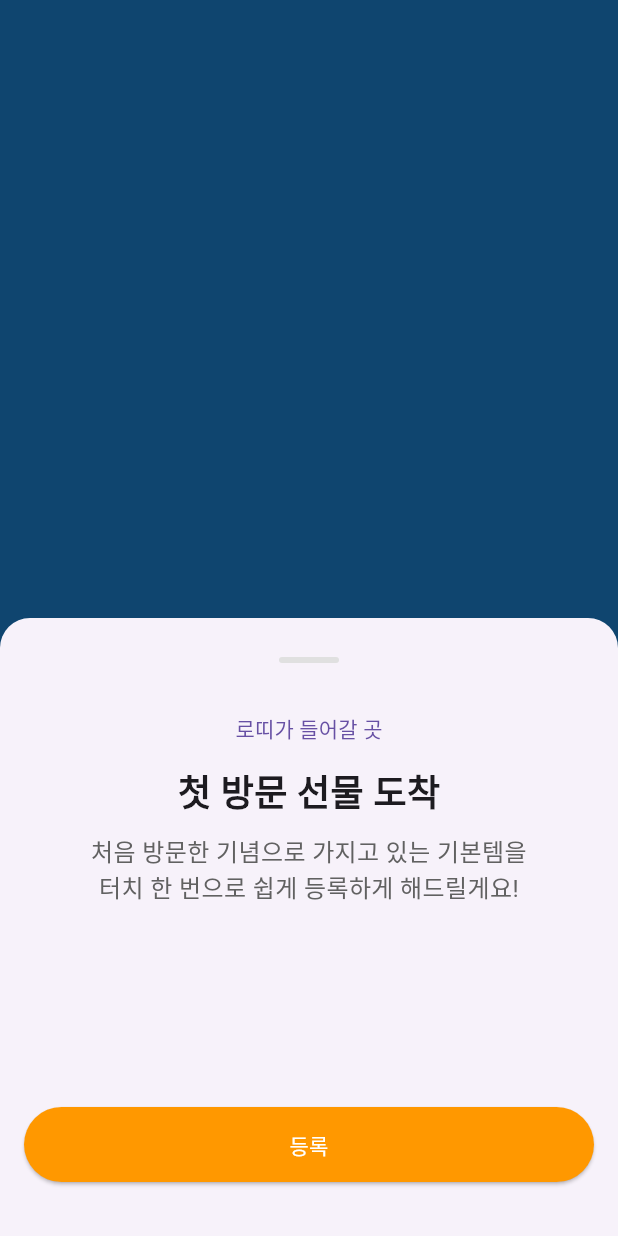
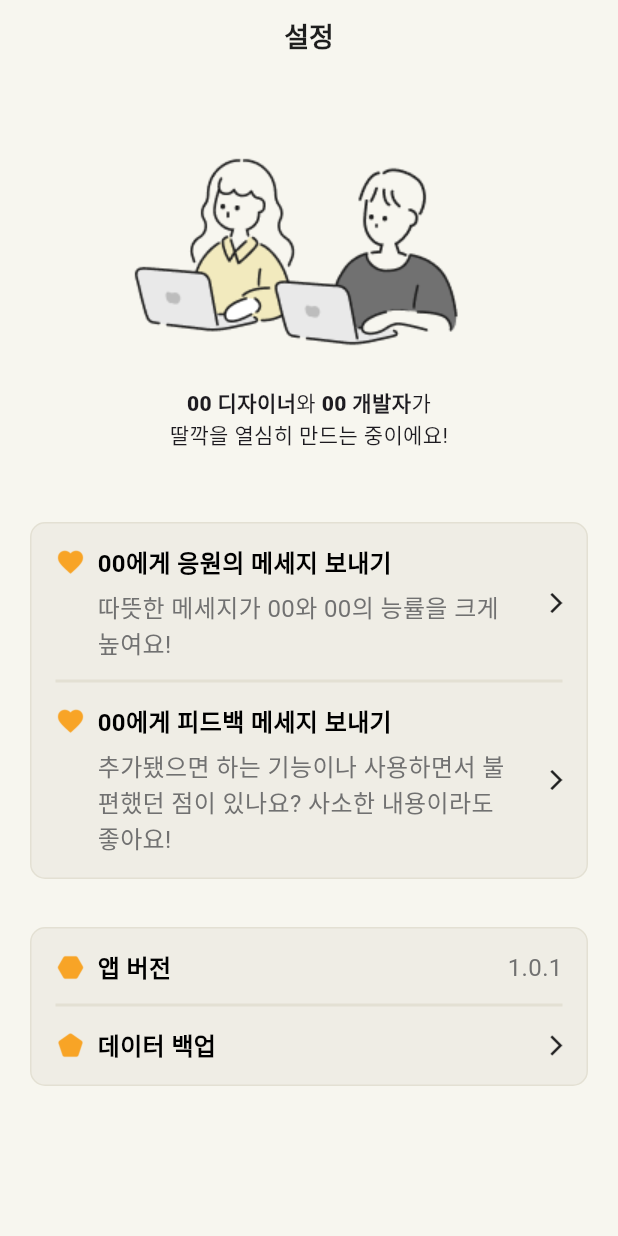
Before and after one commit to REFACTOR-GUNWOO/ttal_kkak, a Flutter app: the screen it shows after launch, on a phone screen of 412 x 824 dp. Run offline on Flutter 3.47's test engine with Material 3 defaults, Android fonts, the phone set to English and light mode, and no system bars; our stand-ins replace flutter_colorpicker, shared_preferences; Roboto replaces fonts that are missing (Pretendard).

Commit message:
FEAT : - 세팅 페이지 개발 - 프리텐다드 폰트 추가 - 이미지 파일 추가, 아이콘 이미지 일부 추가

```diff
--- a/lib/main.dart
+++ b/lib/main.dart
@@ -1,8 +1,12 @@
 import 'package:flutter/material.dart';
+import 'package:flutter/rendering.dart';
 import 'package:ttal_kkak/add_clothes_page.dart';
+import 'package:ttal_kkak/setting_page.dart';
 import 'package:ttal_kkak/splash_page.dart';
+import 'package:ttal_kkak/setting_page.dart';
 
 void main() {
+  debugPaintSizeEnabled=true;
   runApp(MyApp());
 }
 
@@ -10,11 +14,13 @@ class MyApp extends StatelessWidget {
   @override
   Widget build(BuildContext context) {
     return MaterialApp(
+      debugShowCheckedModeBanner: true,
       title: 'Flutter Splash Screen',
       theme: ThemeData(
+        fontFamily: 'Pretendard',
         primarySwatch: Colors.blue,
       ),
-      home: SplashPage(),
+      home: SettingPage(),
       routes: {
         '/addClothes': (context) => AddClothesPage(),
       },
--- a/lib/main_layout.dart
+++ b/lib/main_layout.dart
@@ -1,5 +1,6 @@
 import 'package:flutter/material.dart';
 import 'package:ttal_kkak/main_page.dart';
+import 'package:ttal_kkak/setting_page.dart';
 
 class MainLayout extends StatefulWidget {
   @override
@@ -20,7 +21,11 @@ class _MainLayoutState extends State<MainLayout> {
     return Scaffold(
       body: IndexedStack(
         index: _selectedIndex,
-        children: [MainPage(), MainPage(), MainPage(), MainPage()],
+        children: [
+          MainPage(),// 내 옷장 페이지
+          MainPage(),// 통계 페이지
+          MainPage(),// 코디 페이지
+          SettingPage()],// 설정 페이지
       ),
       bottomNavigationBar: BottomNavigationBar(
         backgroundColor: Colors.black,
--- a/lib/onboarding_page.dart
+++ b/lib/onboarding_page.dart
@@ -1,7 +1,6 @@
 import 'package:flutter/material.dart';
-import 'package:ttal_kkak/clothes.dart';
-import 'package:ttal_kkak/clothes_grid.dart';
 import 'package:ttal_kkak/onboarding_add_clothes_page.dart';
+
 
 class OnboardingPage extends StatefulWidget {
   @override
@@ -38,11 +37,12 @@ class _OnboardingPageState extends State<OnboardingPage> {
   }
 }
 
+//바텀시트 UI
 class BottomSheetContent extends StatelessWidget {
   @override
   Widget build(BuildContext context) {
-    return Container(
-      padding: EdgeInsets.all(16.0),
+    return
+        Container(
           height: MediaQuery.of(context).size.height * 0.5, // 화면의 50% 높이를 사용
           child: Column(
             crossAxisAlignment: CrossAxisAlignment.center,
--- /dev/null
+++ b/lib/setting_page.dart
@@ -0,0 +1,356 @@
+import 'package:flutter/material.dart';
+
+class SettingPage extends StatelessWidget {
+  //원본위젯
+  @override
+  Widget build(BuildContext context) {
+    return Scaffold(
+      backgroundColor: Color(0xFFF7F6EF),
+      appBar: AppBar(
+        //앱바
+        backgroundColor: Color(0xFFF7F6EF),
+        title: Text(
+          '설정',
+          style: TextStyle(
+            fontFamily: 'Pretendard',
+            fontWeight: FontWeight.bold,
+            fontSize: 18,
+            color: Color(0xff1e1e1e),
+          ),
+        ),
+        centerTitle: true,
+        elevation: 0,
+        toolbarHeight: 48,
+      ),
+      body: SingleChildScrollView(
+        child: Padding(
+          //바디
+          padding: const EdgeInsets.symmetric(horizontal: 20.0, vertical: 40.0),
+          child: Column(
+            children: [
+              PageGuidanceIllust(), // 페이지 가이드 일러스트 영역
+              SizedBox(height: 40),
+              CommunicationList(), // 커뮤니케이션 리스트 영역
+              SizedBox(height: 16),
+              SettingList(), // 설정 리스트 영역
+            ],
+          ),
+        ),
+      ),
+    );
+  }
+}
+
+class PageGuidanceIllust extends StatelessWidget {
+  @override
+  Widget build(BuildContext context) {
+    return Column(
+      children: [
+        Container(
+            //일러스트박스
+            width: 310,
+            height: 170,
+            decoration: const BoxDecoration(
+                image: DecorationImage(
+              image: AssetImage(
+                  'assets/images/setting_illust_makers.png'), // 이미지 경로
+              fit: BoxFit.cover, // 이미지 크기에 맞게 조정
+            ))),
+        Text.rich(
+          //텍스트뭉치
+          TextSpan(
+            // text: '00 디자이너와 ',
+            // style: TextStyle(fontFamily: 'Pretendard', fontSize: 16),
+            children: <TextSpan>[
+              TextSpan(
+                text: '00 디자이너',
+                style: TextStyle(fontWeight: FontWeight.w800),
+              ),
+              TextSpan(text: '와 '),
+              TextSpan(
+                text: '00 개발자',
+                style: TextStyle(fontWeight: FontWeight.w800),
+              ),
+              TextSpan(text: '가 \n딸깍을 열심히 만드는 중이에요!'),
+            ],
+          ),
+          textAlign: TextAlign.center,
+        ),
+      ],
+    );
+  }
+}
+
+class CommunicationList extends StatelessWidget {
+  //앱리뷰,유저피드백
+  @override
+  Widget build(BuildContext context) {
+    return Container(
+      margin: EdgeInsets.symmetric(vertical: 8.0),
+      decoration: BoxDecoration(
+        color: Color(0xffEFEDE5), // 배경색 설정
+        border: Border.all(
+          color: Color(0xffE3E0D3), // 아웃라인 색상 설정
+          width: 1, // 아웃라인 두께 설정
+        ),
+        borderRadius: BorderRadius.circular(10), // 테두리 모서리를 둥글게 설정 (선택 사항)
+      ),
+      child: Column(
+        // 리스트 전체
+        children: [
+          Container(
+            //첫번째 리스트
+            margin: EdgeInsets.fromLTRB(16, 14, 16, 14),
+            child: Column(//텍스트뭉치
+                children: [
+              Row(
+                children: [
+                  Expanded(
+                    child: Column(
+                        //리스트#1
+                        crossAxisAlignment: CrossAxisAlignment.start,
+                        children: [
+                          Row(
+                            //타이틀
+                            children: [
+                              Image.asset(
+                                'assets/icons/setting_1.png', // 아이콘 파일 경로
+                                width: 20, // 아이콘 너비
+                                height: 20, // 아이콘 높이
+                              ),
+                              SizedBox(width: 8), // 아이콘과 텍스트 사이 간격
+                              Text(
+                                '00에게 응원의 메세지 보내기',
+                                style: TextStyle(
+                                  fontSize: 16, // 텍스트 크기
+                                  fontWeight: FontWeight.w600,
+                                  color: Colors.black, // 텍스트 색상
+                                ),
+                              ),
+                            ],
+                          ),
+                          SizedBox(
+                            height: 6,
+                          ),
+                          Row(
+                            children: [
+                              // 본문
+                              SizedBox(
+                                width: 28,
+                              ),
+                              Flexible(
+                                child: Text(
+                                  '따뜻한 메세지가 00와 00의 능률을 크게 높여요!',
+                                  style: TextStyle(
+                                    fontSize: 16, // 텍스트 크기
+                                    fontWeight: FontWeight.w400,
+                                    color: Color(0xff717171), // 텍스트 색상
+                                  ),
+                                ),
+                              ),
+                            ],
+                          ),
+                        ]),
+                  ),
+                  SizedBox(
+                    width: 20,
+                  ),
+                  Image.asset(
+                    'assets/icons/arrow_right.png', // 아이콘 파일 경로
+                    width: 16, // 아이콘 너비
+                    height: 16, // 아이콘 높이
+                  ),
+                ],
+              )
+            ]),
+          ),
+          SizedBox(
+            // 디바이더
+            height: 0,
+            child: Divider(
+              color: Color(0xffE3E0D3), // Divider 색상
+              thickness: 2, // Divider 두께
+              indent: 16, // Divider 시작 지점의 패딩
+              endIndent: 16, // Divider 끝 지점의 패딩
+            ),
+          ),
+          Container(
+            //첫번째 리스트
+            margin: EdgeInsets.fromLTRB(16, 14, 16, 14),
+            child: Column(//텍스트뭉치
+                children: [
+              Row(
+                children: [
+                  Expanded(
+                    child: Column(
+                        //리스트#1
+                        crossAxisAlignment: CrossAxisAlignment.start,
+                        children: [
+                          Row(
+                            //타이틀
+                            children: [
+                              Image.asset(
+                                'assets/icons/setting_1.png', // 아이콘 파일 경로
+                                width: 20, // 아이콘 너비
+                                height: 20, // 아이콘 높이
+                              ),
+                              SizedBox(width: 8), // 아이콘과 텍스트 사이 간격
+                              Text(
+                                '00에게 피드백 메세지 보내기',
+                                style: TextStyle(
+                                  fontSize: 16, // 텍스트 크기
+                                  fontWeight: FontWeight.w600,
+                                  color: Colors.black, // 텍스트 색상
+                                ),
+                              ),
+                            ],
+                          ),
+                          SizedBox(
+                            height: 6,
+                          ),
+                          Row(
+                            children: [
+                              // 본문
+                              SizedBox(
+                                width: 28,
+                              ),
+                              Flexible(
+                                child: Text(
+                                  '추가됐으면 하는 기능이나 사용하면서 불편했던 점이 있나요? 사소한 내용이라도 좋아요!',
+                                  softWrap: true,
+                                  overflow: TextOverflow.visible,
+                                  style: TextStyle(
+                                    fontSize: 16, // 텍스트 크기
+                                    fontWeight: FontWeight.w400,
+                                    color: Color(0xff717171), // 텍스트 색상
+                                  ),
+                                ),
+                              ),
+                            ],
+                          ),
+                        ]),
+                  ),
+                  SizedBox(
+                    width: 20,
+                  ),
+                  Image.asset(
+                    'assets/icons/arrow_right.png', // 아이콘 파일 경로
+                    width: 16, // 아이콘 너비
+                    height: 16, // 아이콘 높이
+                  ),
+                ],
+              )
+            ]),
+          ),
+        ],
+      ),
+    );
+  }
+}
+
+class SettingList extends StatelessWidget {
+  //앱리뷰,유저피드백
+  @override
+  Widget build(BuildContext context) {
+    return Container(
+      margin: EdgeInsets.symmetric(vertical: 8.0),
+      decoration: BoxDecoration(
+        color: Color(0xffEFEDE5), // 배경색 설정
+        border: Border.all(
+          color: Color(0xffE3E0D3), // 아웃라인 색상 설정
+          width: 1, // 아웃라인 두께 설정
+        ),
+        borderRadius: BorderRadius.circular(10), // 테두리 모서리를 둥글게 설정 (선택 사항)
+      ),
+      child: Column(
+        children: [
+          Container(
+            margin: EdgeInsets.fromLTRB(16, 14, 16, 14),
+            child: Column(//리스트컬럼#1
+                children: [
+              Column(children: [
+                Row(
+                  //타이틀
+                  children: [
+                    Image.asset(
+                      'assets/icons/setting_3.png', // 아이콘 파일 경로
+                      width: 20, // 아이콘 너비
+                      height: 20, // 아이콘 높이
+                    ),
+                    SizedBox(width: 8), // 아이콘과 텍스트 사이 간격
+                    Expanded(
+                      child: Container(
+                        child: Text(
+                          '앱 버전 ',
+                          style: TextStyle(
+                            fontSize: 16, // 텍스트 크기
+                            fontWeight: FontWeight.w600,
+                            color: Colors.black, // 텍스트 색상
+                          ),
+                        ),
+                      ),
+                    ),
+                    Text(
+                      '1.0.1',
+                      style: TextStyle(
+                        fontSize: 16, // 텍스트 크기
+                        fontWeight: FontWeight.w400,
+                        color: Color(0xff717171), // 텍스트 색상
+                      ),
+                    ),
+                  ],
+                )
+              ])
+            ]),
+          ),
+          SizedBox(
+            height: 0,
+            child: Divider(
+              color: Color(0xffE3E0D3), // Divider 색상
+              thickness: 2, // Divider 두께
+              indent: 16, // Divider 시작 지점의 패딩
+              endIndent: 16, // Divider 끝 지점의 패딩
+            ),
+          ),
+          Container(
+            margin: EdgeInsets.fromLTRB(16, 14, 16, 14),
+            child: Column(//리스트컬럼#1
+                children: [
+              Column(children: [
+                Row(
+                  //타이틀
+                  children: [
+                    Image.asset(
+                      'assets/icons/setting_4.png', // 아이콘 파일 경로
+                      width: 20, // 아이콘 너비
+                      height: 20, // 아이콘 높이
+                    ),
+                    SizedBox(width: 8), // 아이콘과 텍스트 사이 간격
+                    Expanded(
+                      child: Container(
+                        child: Text(
+                          '데이터 백업',
+                          style: TextStyle(
+                            fontSize: 16, // 텍스트 크기
+                            fontWeight: FontWeight.w600,
+                            color: Colors.black, // 텍스트 색상
+                          ),
+                        ),
+                      ),
+                    ),
+                    Image.asset(
+                      'assets/icons/arrow_right.png',
+                      width: 16,
+                      height: 16,
+                    ),
+                    // ),
+                  ],
+                )
+              ])
+            ]),
+          ),
+        ],
+      ),
+    );
+  }
+}
```
Also changed, not shown: pubspec.yaml (+19 -0 lines), assets/icons/arrow_right.png (added), assets/icons/setting_1.png (added), assets/icons/setting_2.png (added), assets/icons/setting_3.png (added), assets/icons/setting_4.png (added), assets/images/setting_illust_makers.png (added), pubspec.lock, 7 other files. Lines whose indentation alone changed are shown as unchanged.
